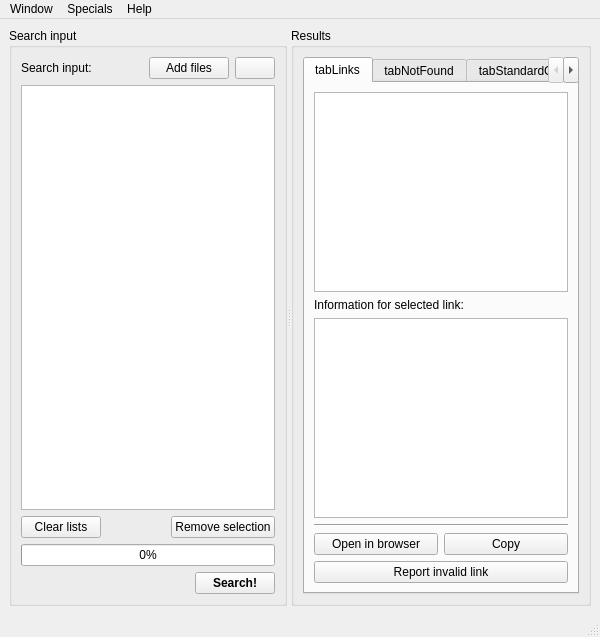
First picture: the form in OTModules/wContentSearch/wcontentsearch.ui, repository pietr26/OMSI-Tools, before the edit.
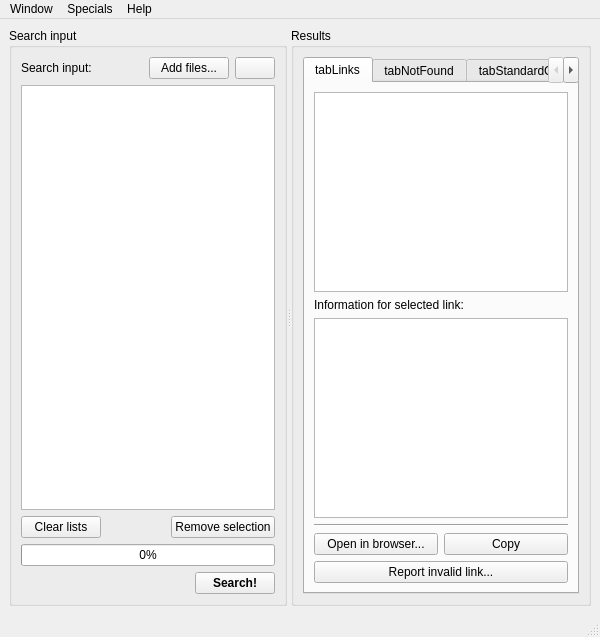
Second picture: the form after the edit. Icons and pictures are not drawn.

```diff
--- a/OTModules/wContentSearch/wcontentsearch.ui
+++ b/OTModules/wContentSearch/wcontentsearch.ui
@@ -54,7 +54,7 @@
           <item>
            <widget class="QPushButton" name="btnAddList">
             <property name="text">
-             <string>Add files</string>
+             <string>Add files...</string>
             </property>
             <property name="icon">
              <iconset resource="../../ressources.qrc">
@@ -255,7 +255,7 @@
               <item>
                <widget class="QPushButton" name="btnOpenInBrowser">
                 <property name="text">
-                 <string>Open in browser</string>
+                 <string>Open in browser...</string>
                 </property>
                 <property name="icon">
                  <iconset resource="../../ressources.qrc">
@@ -282,7 +282,7 @@
                <string>Press this button if a link provided by the program no longer works or does not contain a file.</string>
               </property>
               <property name="text">
-               <string>Report invalid link</string>
+               <string>Report invalid link...</string>
               </property>
               <property name="icon">
                <iconset resource="../../ressources.qrc">
```
Left out of the diff: 6 changed lines with no effect on the pictures.
